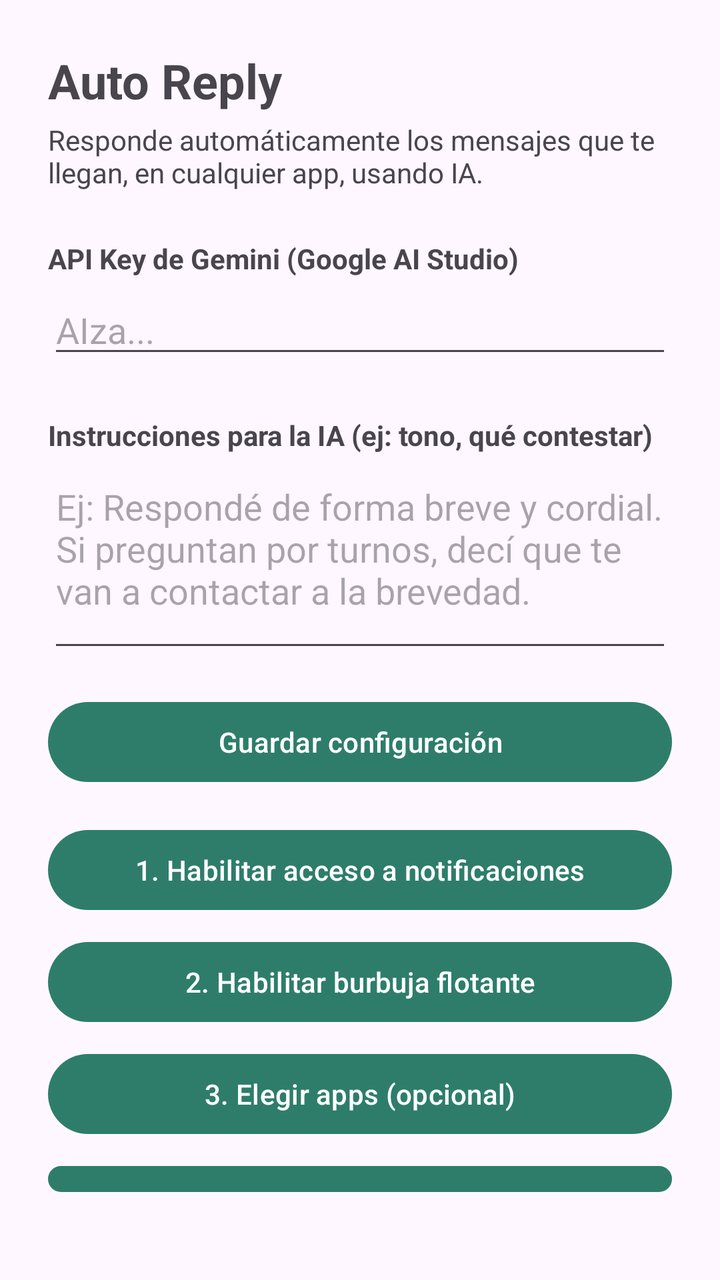
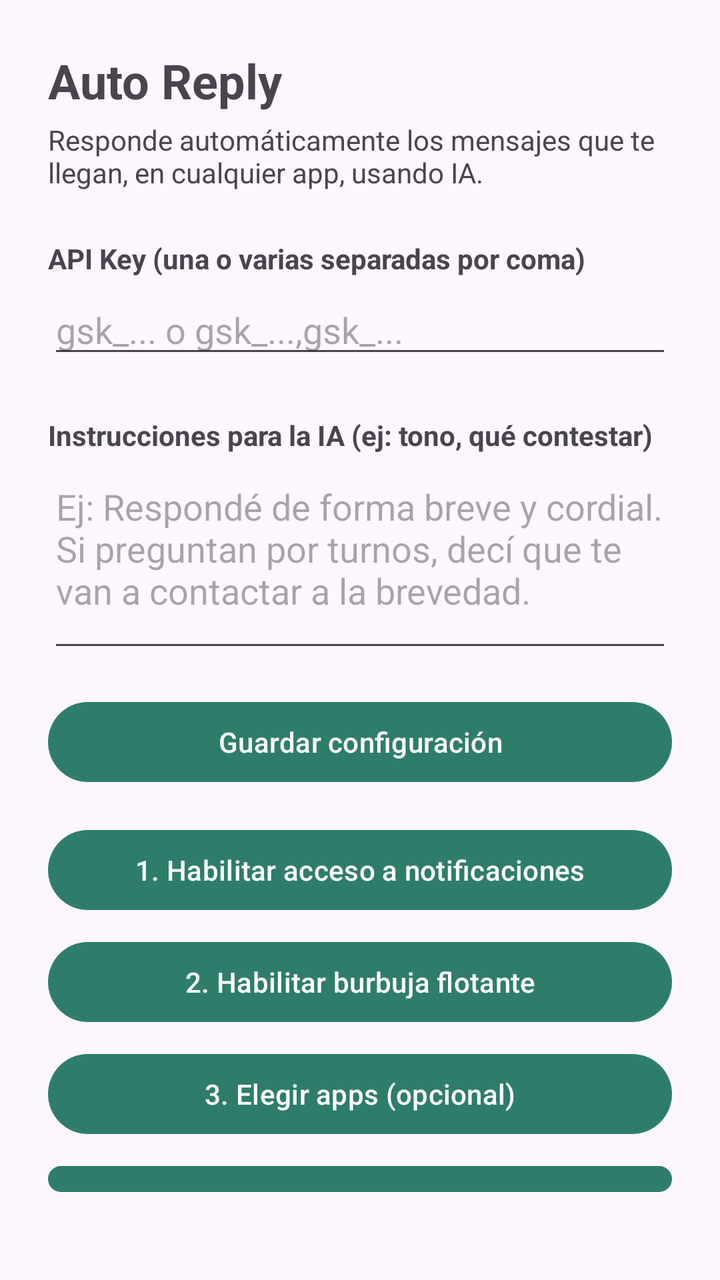

An Android layout rendered at two revisions. The XML below is the earlier revision; the diff shows what the commit changed to produce the second picture.
<!-- AndroidManifest.xml: activity theme Theme.AutoReply -->
<!-- res/layout/activity_main.xml -->
<?xml version="1.0" encoding="utf-8"?>
<LinearLayout xmlns:android="http://schemas.android.com/apk/res/android"
    android:layout_width="match_parent"
    android:layout_height="match_parent"
    android:orientation="vertical"
    android:padding="24dp">

    <TextView
        android:layout_width="wrap_content"
        android:layout_height="wrap_content"
        android:text="Auto Reply"
        android:textSize="24sp"
        android:textStyle="bold"
        android:layout_marginBottom="4dp"/>

    <TextView
        android:layout_width="wrap_content"
        android:layout_height="wrap_content"
        android:text="Responde automáticamente los mensajes que te llegan, en cualquier app, usando IA."
        android:textSize="14sp"
        android:layout_marginBottom="24dp"/>

    <TextView
        android:layout_width="wrap_content"
        android:layout_height="wrap_content"
        android:text="API Key de Gemini (Google AI Studio)"
        android:textStyle="bold"
        android:layout_marginBottom="4dp"/>

    <EditText
        android:id="@+id/apiKeyInput"
        android:layout_width="match_parent"
        android:layout_height="wrap_content"
        android:hint="AIza..."
        android:inputType="textPassword"
        android:layout_marginBottom="8dp"/>

    <TextView
        android:layout_width="wrap_content"
        android:layout_height="wrap_content"
        android:text="Instrucciones para la IA (ej: tono, qué contestar)"
        android:textStyle="bold"
        android:layout_marginTop="16dp"
        android:layout_marginBottom="4dp"/>

    <EditText
        android:id="@+id/promptInput"
        android:layout_width="match_parent"
        android:layout_height="100dp"
        android:hint="Ej: Respondé de forma breve y cordial. Si preguntan por turnos, decí que te van a contactar a la brevedad."
        android:gravity="top"
        android:inputType="textMultiLine"
        android:layout_marginBottom="16dp"/>

    <Button
        android:id="@+id/saveButton"
        android:layout_width="match_parent"
        android:layout_height="wrap_content"
        android:text="Guardar configuración"
        android:layout_marginBottom="16dp"/>

    <Button
        android:id="@+id/permissionButton"
        android:layout_width="match_parent"
        android:layout_height="wrap_content"
        android:text="1. Habilitar acceso a notificaciones"
        android:layout_marginBottom="8dp"/>

    <Button
        android:id="@+id/overlayPermissionButton"
        android:layout_width="match_parent"
        android:layout_height="wrap_content"
        android:text="2. Habilitar burbuja flotante"
        android:layout_marginBottom="8dp"/>

    <Button
        android:id="@+id/chooseAppsButton"
        android:layout_width="match_parent"
        android:layout_height="wrap_content"
        android:text="3. Elegir apps (opcional)"
        android:layout_marginBottom="8dp"/>

        <Button
            android:id="@+id/accessibilityButton"
            android:layout_width="match_parent"
            android:layout_height="wrap_content"
            android:text="4. Habilitar Accesibilidad"
            android:layout_marginBottom="16dp"/>
        
    <com.google.android.material.switchmaterial.SwitchMaterial
        android:id="@+id/activeSwitch"
        android:layout_width="wrap_content"
        android:layout_height="wrap_content"
        android:text="Auto-respuesta activa"
        android:textSize="18sp"/>

    <TextView
        android:id="@+id/statusText"
        android:layout_width="wrap_content"
        android:layout_height="wrap_content"
        android:layout_marginTop="16dp"
        android:text="Estado: inactivo"
        android:textSize="14sp"/>

</LinearLayout>
<!-- resources referenced by this layout -->
<resources>
  <style name="Theme.AutoReply" parent="Theme.Material3.DayNight.NoActionBar">
          <item name="colorPrimary">#2E7D6B</item>
          <item name="colorPrimaryDark">#1F5548</item>
          <item name="colorAccent">#E8A33D</item>
      </style>
</resources>

<!-- the commit's change to res/layout/activity_main.xml (unified diff, before → after) -->
@@ -23,7 +23,7 @@
     <TextView
         android:layout_width="wrap_content"
         android:layout_height="wrap_content"
-        android:text="API Key de Gemini (Google AI Studio)"
+        android:text="API Key (una o varias separadas por coma)"
         android:textStyle="bold"
         android:layout_marginBottom="4dp"/>
 
@@ -31,8 +31,8 @@
         android:id="@+id/apiKeyInput"
         android:layout_width="match_parent"
         android:layout_height="wrap_content"
-        android:hint="AIza..."
-        android:inputType="textPassword"
+        android:hint="gsk_... o gsk_...,gsk_..."
+        android:inputType="textVisiblePassword"
         android:layout_marginBottom="8dp"/>
 
     <TextView
@@ -80,13 +80,13 @@
         android:text="3. Elegir apps (opcional)"
         android:layout_marginBottom="8dp"/>
 
-        <Button
-            android:id="@+id/accessibilityButton"
-            android:layout_width="match_parent"
-            android:layout_height="wrap_content"
-            android:text="4. Habilitar Accesibilidad"
-            android:layout_marginBottom="16dp"/>
-        
+    <Button
+        android:id="@+id/accessibilityButton"
+        android:layout_width="match_parent"
+        android:layout_height="wrap_content"
+        android:text="4. Habilitar Accesibilidad"
+        android:layout_marginBottom="16dp"/>
+
     <com.google.android.material.switchmaterial.SwitchMaterial
         android:id="@+id/activeSwitch"
         android:layout_width="wrap_content"
